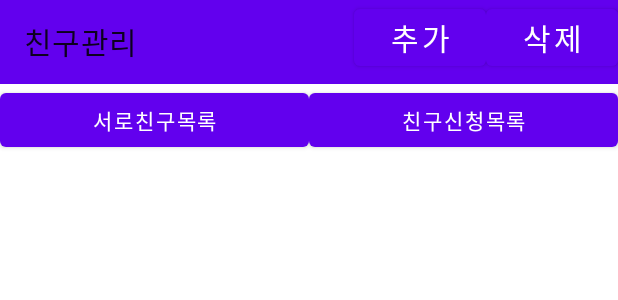
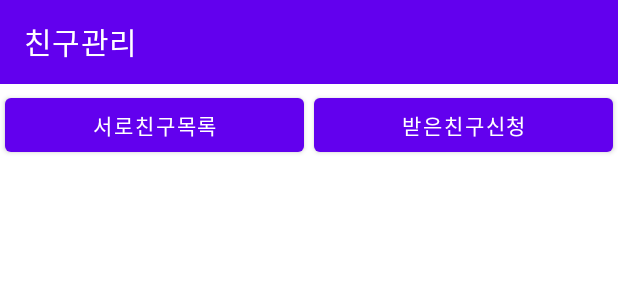
Before and after one commit to YoungEun-Choi930/todo-application, an Android app: the layout activity_friends_management.xml on its own in the app's theme, with its tools: preview values and no code run, on a phone screen of 412 x 824 dp. Shown: the top 300 px of the screen. Run offline under Robolectric (Android 15) with nearby library versions, the phone set to English and light mode, and no system bars.

Commit message:
왜 풀 안됨..?

```diff
--- a/app/src/main/res/layout/activity_friends_management.xml
+++ b/app/src/main/res/layout/activity_friends_management.xml
@@ -7,76 +7,59 @@
     android:orientation="horizontal"
     tools:context=".FriendsManagementActivity" >
 
-    <RelativeLayout
+    <LinearLayout
         android:layout_width="match_parent"
-        android:layout_height="match_parent">
+        android:layout_height="match_parent"
+        android:orientation="vertical">
 
         <androidx.appcompat.widget.Toolbar
-            android:id="@+id/a"
+            android:id="@+id/friend_toolbar"
             android:layout_width="match_parent"
             android:layout_height="wrap_content"
             android:background="?attr/colorPrimary"
             android:minHeight="?attr/actionBarSize"
             android:theme="?attr/actionBarTheme"
-            app:title="친구관리" />
+            app:title="친구관리"
+            app:titleTextColor="@color/white" />
 
         <LinearLayout
             android:layout_width="match_parent"
-            android:layout_height="match_parent"
-            android:orientation="horizontal"
-            android:layout_below="@+id/a">
-
+            android:layout_height="wrap_content"
+            android:orientation="horizontal">
             <Button
-                android:id="@+id/button14"
+                android:id="@+id/friends"
                 android:layout_width="wrap_content"
                 android:layout_height="wrap_content"
                 android:layout_weight="1"
-
-                android:text="서로친구목록" />
-
+                android:layout_margin="3dp"
+                android:text="서로친구목록"/>
             <Button
-                android:id="@+id/button15"
+                android:id="@+id/friends_request"
                 android:layout_width="wrap_content"
                 android:layout_height="wrap_content"
                 android:layout_weight="1"
-                android:text="친구신청목록" />
+                android:layout_margin="3dp"
+                android:text="받은친구신청"/>
+
 
         </LinearLayout>
 
-        <Button
-            android:id="@+id/button9"
-            android:layout_width="wrap_content"
-            android:layout_height="wrap_content"
-            android:layout_alignParentTop="true"
-            android:layout_toLeftOf="@id/button8"
-            android:text="추가"
-            android:textSize="20sp" />
+        <androidx.recyclerview.widget.RecyclerView
+            android:id="@+id/rcy_friend"
+            android:layout_width="match_parent"
+            android:layout_height="wrap_content">
 
-        <Button
-            android:id="@+id/button8"
-            android:layout_width="wrap_content"
-            android:layout_height="wrap_content"
-            android:layout_alignParentTop="true"
-            android:layout_alignParentRight="true"
-            android:text="삭제"
-            android:textSize="20sp" />
 
-        <LinearLayout
-            android:layout_width="match_parent"
-            android:layout_height="match_parent"
-            android:orientation="horizontal">
+        </androidx.recyclerview.widget.RecyclerView>
 
-            <androidx.recyclerview.widget.RecyclerView
-                android:layout_width="match_parent"
-                android:layout_height="match_parent" />
 
-            <androidx.recyclerview.widget.RecyclerView
-                android:layout_width="match_parent"
-                android:layout_height="match_parent" >
 
-            </androidx.recyclerview.widget.RecyclerView>
-        </LinearLayout>
 
-    </RelativeLayout>
+
+    </LinearLayout>
+
+
+
+
 
 </LinearLayout>
```
